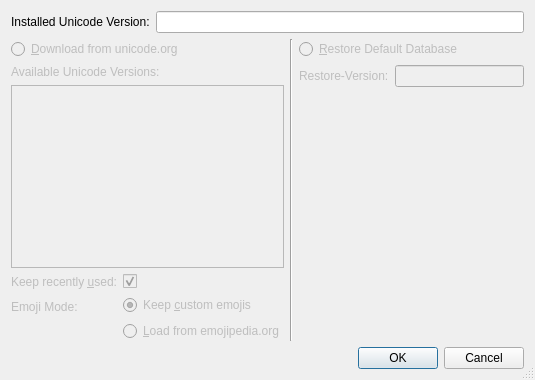
This is UnicodeUtil/resetdatabasedialog.ui in Skycoder42/UniInsert as Qt 5 draws it before an edit. The edited form follows.
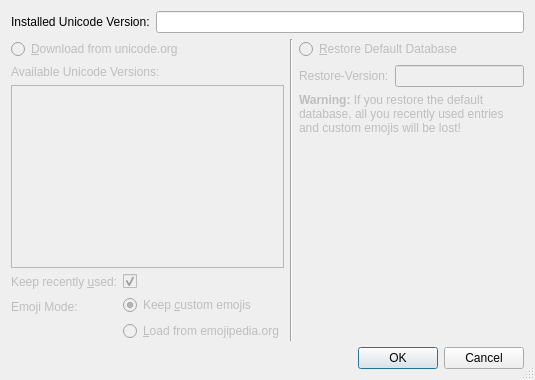
This is the edited form.

What changed in the file:
```diff
--- a/UnicodeUtil/resetdatabasedialog.ui
+++ b/UnicodeUtil/resetdatabasedialog.ui
@@ -240,6 +240,16 @@
           </layout>
          </widget>
         </item>
+        <item>
+         <widget class="QLabel" name="label_3">
+          <property name="text">
+           <string>&lt;html&gt;&lt;head/&gt;&lt;body&gt;&lt;p&gt;&lt;span style=&quot; font-weight:600;&quot;&gt;Warning:&lt;/span&gt; If you restore the default database, all you recently used entries and custom emojis will be lost!&lt;/p&gt;&lt;/body&gt;&lt;/html&gt;</string>
+          </property>
+          <property name="wordWrap">
+           <bool>true</bool>
+          </property>
+         </widget>
+        </item>
         <item>
          <spacer name="verticalSpacer">
           <property name="orientation">
```
